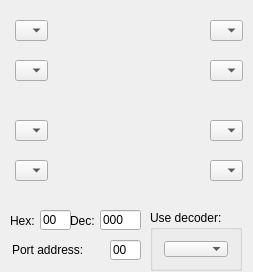
First picture: the form in IDE/GUI/widgets/Tools/Sim7Seg/sim7seg.ui, repository AbyssAbbeba/MDS-picoblaze-AVR-ide, before the edit.
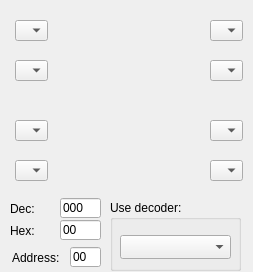
Second picture: the form after the edit.

Diff of the .ui file:
```diff
--- a/IDE/GUI/widgets/Tools/Sim7Seg/sim7seg.ui
+++ b/IDE/GUI/widgets/Tools/Sim7Seg/sim7seg.ui
@@ -121,20 +121,20 @@
    <property name="geometry">
     <rect>
      <x>12</x>
-     <y>239</y>
-     <width>101</width>
+     <y>247</y>
+     <width>61</width>
      <height>21</height>
     </rect>
    </property>
    <property name="text">
-    <string>Port address:</string>
+    <string>Address:</string>
    </property>
   </widget>
   <widget class="QLineEdit" name="lineEditAddress">
    <property name="geometry">
     <rect>
-     <x>110</x>
-     <y>240</y>
+     <x>70</x>
+     <y>247</y>
      <width>31</width>
      <height>20</height>
     </rect>
@@ -149,9 +149,9 @@
   <widget class="QLineEdit" name="lineEditHex">
    <property name="geometry">
     <rect>
-     <x>40</x>
-     <y>210</y>
-     <width>31</width>
+     <x>60</x>
+     <y>220</y>
+     <width>41</width>
      <height>20</height>
     </rect>
    </property>
@@ -166,7 +166,7 @@
    <property name="geometry">
     <rect>
      <x>10</x>
-     <y>210</y>
+     <y>220</y>
      <width>31</width>
      <height>21</height>
     </rect>
@@ -178,8 +178,8 @@
   <widget class="QLineEdit" name="lineEditDec">
    <property name="geometry">
     <rect>
-     <x>100</x>
-     <y>210</y>
+     <x>60</x>
+     <y>198</y>
      <width>41</width>
      <height>20</height>
     </rect>
@@ -194,8 +194,8 @@
   <widget class="QLabel" name="label_5">
    <property name="geometry">
     <rect>
-     <x>70</x>
-     <y>210</y>
+     <x>10</x>
+     <y>198</y>
      <width>41</width>
      <height>21</height>
     </rect>
@@ -207,18 +207,24 @@
   <widget class="QGroupBox" name="groupBox">
    <property name="geometry">
     <rect>
-     <x>150</x>
-     <y>210</y>
-     <width>92</width>
-     <height>61</height>
+     <x>110</x>
+     <y>200</y>
+     <width>131</width>
+     <height>71</height>
     </rect>
    </property>
    <property name="title">
     <string>Use decoder:</string>
    </property>
-   <layout class="QVBoxLayout" name="verticalLayout">
-    <item>
      <widget class="QComboBox" name="comboDecoder">
+    <property name="geometry">
+     <rect>
+      <x>10</x>
+      <y>35</y>
+      <width>111</width>
+      <height>24</height>
+     </rect>
+    </property>
       <property name="toolTip">
        <string>Virtual coder</string>
       </property>
@@ -226,8 +232,6 @@
        <string extracomment="Use virtual coder"/>
       </property>
      </widget>
-    </item>
-   </layout>
   </widget>
  </widget>
  <layoutdefault spacing="6" margin="11"/>
```
Lines whose indentation alone changed are shown as unchanged.
